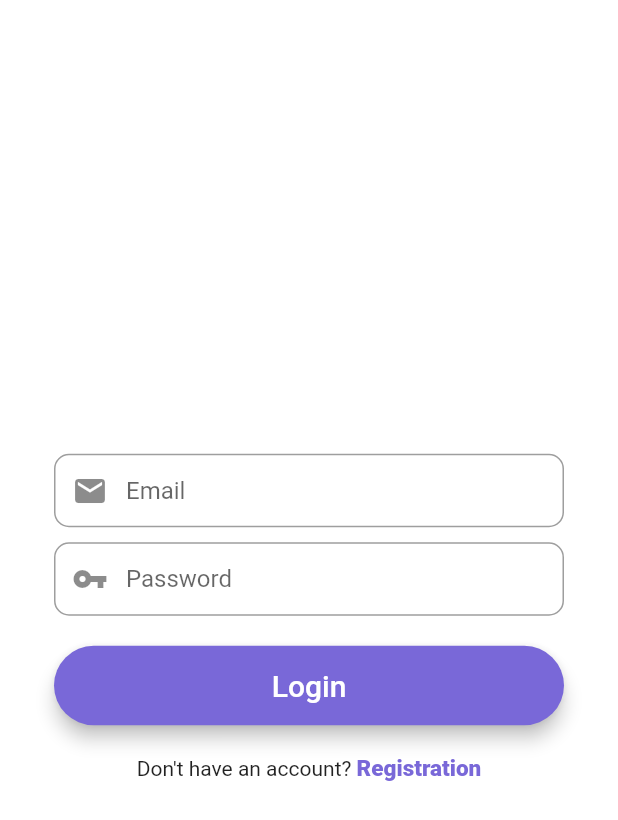
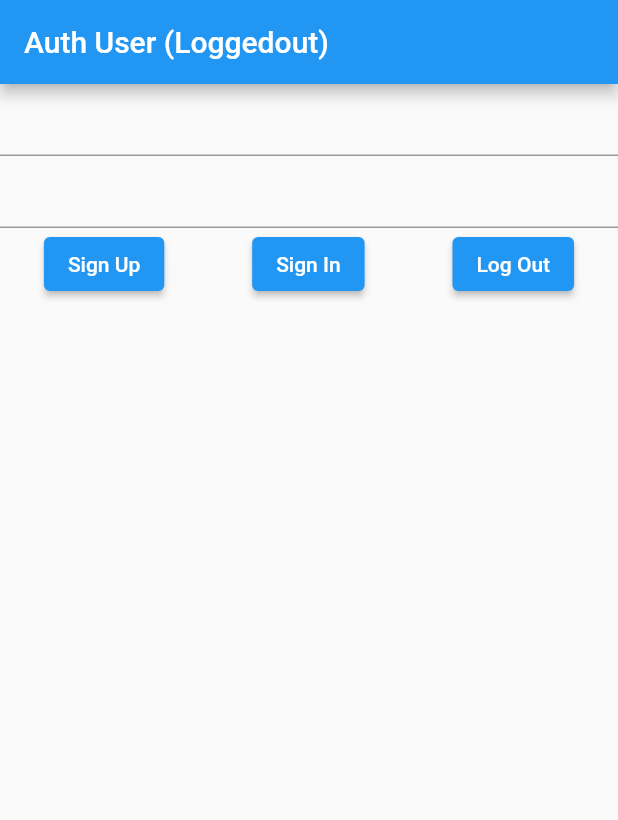
Before and after one commit to dmitry-lyovochkin/English_application, a Flutter app: the screen it shows after launch, on a phone screen of 412 x 824 dp. Shown: the top 820 px of the screen. Run offline on Flutter 3.47's test engine with Material 2 defaults, Android fonts, the phone set to English and light mode, and no system bars; our stand-ins replace firebase_auth, firebase_core, fluttertoast, google_sign_in; accounts and stored records are empty.

Commit message:
авторизация 2.0

```diff
--- a/lib/main.dart
+++ b/lib/main.dart
@@ -1,4 +1,5 @@
 import 'package:english_application/widgets/Theme/app_color.dart';
+import 'package:english_application/widgets/auth2/auth1.dart';
 import 'package:english_application/widgets/auth_firebase/login_screen.dart';
 import 'package:english_application/widgets/main_screen/drawing_page/drawing_page.dart';
 import 'package:english_application/widgets/main_screen/main_screen_widget.dart';
@@ -7,8 +8,10 @@ import 'package:flutter/material.dart';
 import 'package:english_application/widgets/authorization/auth_widget.dart';
 import 'package:firebase_core/firebase_core.dart';
 
-void main() {
-  runApp(const MyApp());
+void main() async {
+   WidgetsFlutterBinding.ensureInitialized();
+   await Firebase.initializeApp();
+   runApp(const MyApp());
 }
 
 class MyApp extends StatelessWidget {
@@ -29,7 +32,7 @@ class MyApp extends StatelessWidget {
           ),
         ),
         routes: {
-          '/auth': (context) => const LoginScreenWidget(),
+          '/auth': (context) => const AuthApp(),
           '/main_screen': (context) => const MainScreenWidget(),
           '/main_screen/words_page': (context) => const PaintBoard(),
         },
--- /dev/null
+++ b/lib/widgets/auth2/auth1.dart
@@ -0,0 +1,82 @@
+import 'package:flutter/material.dart';
+import 'package:firebase_core/firebase_core.dart';
+import 'package:firebase_auth/firebase_auth.dart';
+
+class AuthApp extends StatefulWidget {
+  const AuthApp({Key? key}) : super(key: key);
+
+  @override
+  _AuthAppState createState() => _AuthAppState();
+}
+
+class _AuthAppState extends State<AuthApp> {
+  final emailController = TextEditingController();
+  final passwordController = TextEditingController();
+  /* for validation */
+  final GlobalKey<FormState> _key = GlobalKey<FormState>();
+
+  @override
+  Widget build(BuildContext context) {
+    User? user = FirebaseAuth.instance.currentUser;
+
+    return MaterialApp(
+      home: Scaffold(
+        appBar: AppBar(
+          title: /* тернарный оператор, показ в аппбар авторизован ли пользователь проверка */
+              Text('Auth User (Logged' + (user == null ? 'out' : 'in') + ')'),
+        ),
+        body: Form(
+          /* обернул в form для вал. */
+          key: _key,
+          child: Center(
+            child: Column(children: [
+              TextFormField(controller: emailController, validator: validateEmail),
+              TextField(controller: passwordController, obscureText: true),
+              Row(
+                mainAxisAlignment: MainAxisAlignment.spaceAround,
+                children: [
+                  ElevatedButton(
+                      child: const Text('Sign Up'),
+                      onPressed: () async {
+                        await FirebaseAuth.instance
+                            .createUserWithEmailAndPassword(
+                          email: emailController.text,
+                          password: passwordController.text,
+                        );
+                        setState(() {});
+                      }),
+                  ElevatedButton(
+                      child: const Text('Sign In'),
+                      onPressed: () async {
+                        if (_key.currentState!.validate()) {
+                          await FirebaseAuth.instance
+                              .signInWithEmailAndPassword(
+                            email: emailController.text,
+                            password: passwordController.text,
+                          );
+                          setState(() {});
+                        }
+                      }),
+                  ElevatedButton(
+                      child: const Text('Log Out'),
+                      onPressed: () async {
+                        await FirebaseAuth.instance.signOut();
+                        setState(() {});
+                      }),
+                ],
+              )
+            ]),
+          ),
+        ),
+      ),
+    );
+  }
+}
+
+// validation
+String? validateEmail(String? formEmail) {
+  if (formEmail == null || formEmail.isEmpty) {
+    return "Email adress is required";
+  }
+  return null;
+}
--- a/lib/widgets/auth_firebase/login_screen.dart
+++ b/lib/widgets/auth_firebase/login_screen.dart
@@ -5,6 +5,7 @@ import 'package:firebase_auth/firebase_auth.dart';
 import 'package:flutter/material.dart';
 import 'package:fluttertoast/fluttertoast.dart';
 import 'package:firebase_core/firebase_core.dart';
+import 'package:google_sign_in/google_sign_in.dart';
 
 class LoginScreenWidget extends StatefulWidget {
   const LoginScreenWidget({Key? key}) : super(key: key);
@@ -31,7 +32,7 @@ class _LoginScreenWidgetState extends State<LoginScreenWidget> {
       validator: (value) {
         /* firebase validator */
         if (value!.isEmpty) {
-          return ("Please Enter Your Email");
+          return ("Пожалуйста, введите свой email");
         }
         // reg expression for email validator
         if (!RegExp("^[a-zA-Z0-9+_.-]+@[a-zA-Z0-9.-]+.[a-z]").hasMatch(value)) {
@@ -61,10 +62,10 @@ class _LoginScreenWidgetState extends State<LoginScreenWidget> {
       validator: (value) {
         RegExp regex = new RegExp(r'^.{6,}$');
         if (value!.isEmpty) {
-          return ("Password is required for ligin");
+          return ("Password is required for login");
         }
         if (!regex.hasMatch(value)) {
-          return ("Minimum 6 character");
+          return ("Минимум 6 символов");
         }
       },
       onSaved: (value) {
@@ -91,7 +92,7 @@ class _LoginScreenWidgetState extends State<LoginScreenWidget> {
             signIn(emailController.text, passwordController.text);
           },
           child: const Text(
-            "Login",
+            "Вход",
             textAlign: TextAlign.center,
             style: TextStyle(
               fontSize: 20,
@@ -123,7 +124,7 @@ class _LoginScreenWidgetState extends State<LoginScreenWidget> {
                       Row(
                         mainAxisAlignment: MainAxisAlignment.center,
                         children: <Widget>[
-                          const Text("Don't have an account? "),
+                          const Text("Нет аккаунта? "),
                           GestureDetector(
                             onTap: () {
                               Navigator.push<Widget>(
@@ -132,7 +133,7 @@ class _LoginScreenWidgetState extends State<LoginScreenWidget> {
                                       builder: (context) =>
                                           const RegistrationWidget()));
                             },
-                            child: const Text("Registration",
+                            child: const Text("Регистрация",
                                 style: TextStyle(
                                   color: AppColors.mainColorApp,
                                   fontWeight: FontWeight.w800,
--- a/pubspec.yaml
+++ b/pubspec.yaml
@@ -16,6 +16,7 @@ dependencies:
     sdk: flutter
   fluttertoast: ^8.0.8
   pedantic: ^1.11.1
+  google_sign_in: ^5.2.0
 
 dev_dependencies:
   flutter_lints: ^1.0.4
```
Also changed, not shown: lib/widgets/model/user_model.dart (added, +27 -0 lines), pubspec.lock.
